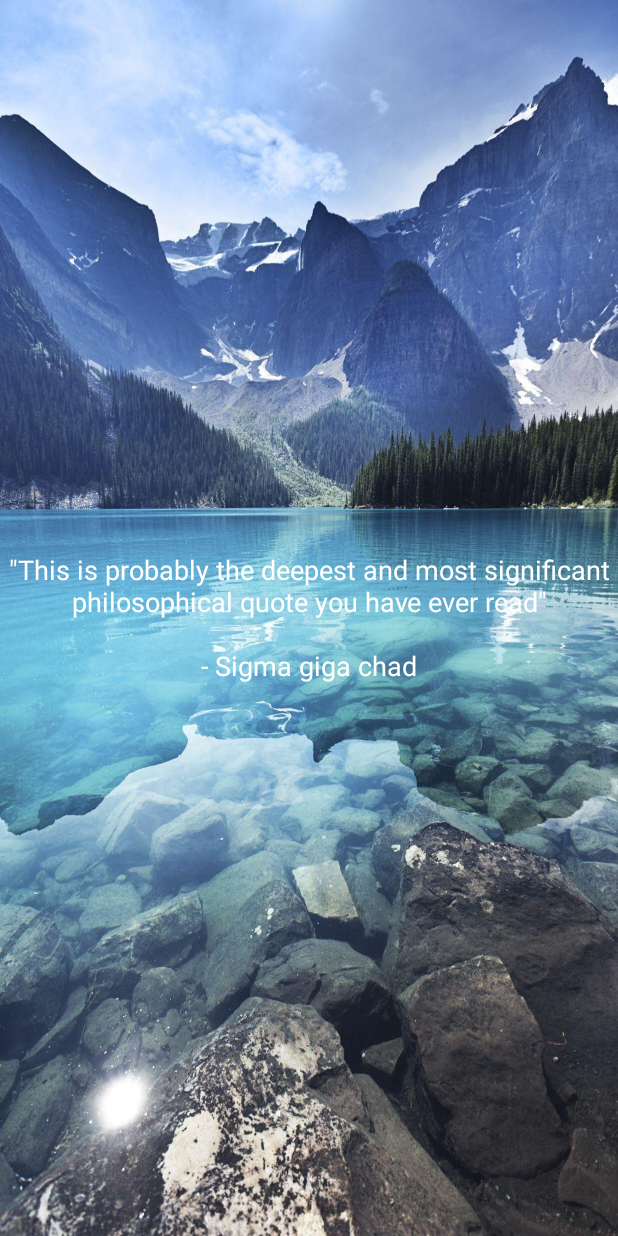
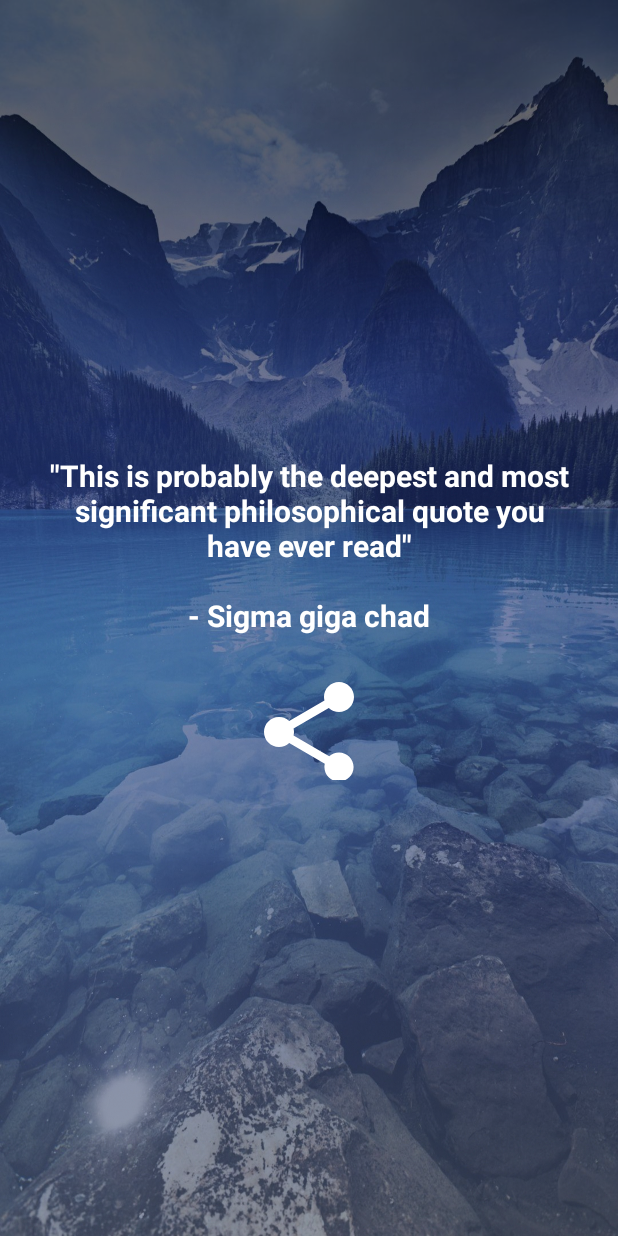
Before and after one commit to MillerErik95/POWapp, an Android app: the screen it shows after launch (MainActivity), on a phone screen of 412 x 824 dp. Run offline under Robolectric (Android 15) with nearby library versions, the phone set to English and light mode, and no system bars.

Commit message:
More Main activity updates
+ added a blue effect
+ made the text more visible
+ added a share button

```diff
--- a/app/build.gradle.kts
+++ b/app/build.gradle.kts
@@ -12,7 +12,6 @@ android {
         targetSdk = 34
         versionCode = 1
         versionName = "1.0"
-
         testInstrumentationRunner = "androidx.test.runner.AndroidJUnitRunner"
     }
 
--- /dev/null
+++ b/app/src/main/res/drawable/sharp_share_24.xml
@@ -0,0 +1,5 @@
+<vector android:height="80dp" android:tint="#FFFFFF"
+    android:viewportHeight="24" android:viewportWidth="24"
+    android:width="80dp" xmlns:android="http://schemas.android.com/apk/res/android">
+    <path android:fillColor="@android:color/white" android:pathData="M18,16.08c-0.76,0 -1.44,0.3 -1.96,0.77L8.91,12.7c0.05,-0.23 0.09,-0.46 0.09,-0.7s-0.04,-0.47 -0.09,-0.7l7.05,-4.11c0.54,0.5 1.25,0.81 2.04,0.81 1.66,0 3,-1.34 3,-3s-1.34,-3 -3,-3 -3,1.34 -3,3c0,0.24 0.04,0.47 0.09,0.7L8.04,9.81C7.5,9.31 6.79,9 6,9c-1.66,0 -3,1.34 -3,3s1.34,3 3,3c0.79,0 1.5,-0.31 2.04,-0.81l7.12,4.16c-0.05,0.21 -0.08,0.43 -0.08,0.65 0,1.61 1.31,2.92 2.92,2.92s2.92,-1.31 2.92,-2.92 -1.31,-2.92 -2.92,-2.92z"/>
+</vector>
--- a/app/src/main/res/layout/activity_main.xml
+++ b/app/src/main/res/layout/activity_main.xml
@@ -16,9 +16,18 @@
             android:layout_height="match_parent"
             android:scaleType="centerCrop"/>
 
+        <ImageView
+            android:layout_width="match_parent"
+            android:layout_height="match_parent"
+            android:scaleType="centerCrop"
+            android:src="@drawable/blur"
+            android:alpha="0.6" />
+
         <RelativeLayout
             android:layout_width="match_parent"
             android:layout_height="match_parent"
+            android:layout_marginStart="30dp"
+            android:layout_marginEnd="30dp"
             android:gravity="center">
 
             <TextView
@@ -27,10 +36,30 @@
                 android:layout_height="wrap_content"
                 android:gravity="center"
                 android:textColor="#FFFFFF"
-                android:textSize="18sp"
+                android:textStyle="bold"
+                android:textSize="20sp"
                 android:textAlignment="center" />
+
+            <LinearLayout
+                android:id="@+id/buttonsContainer"
+                android:layout_width="match_parent"
+                android:layout_height="wrap_content"
+                android:layout_below="@id/quoteTextView"
+                android:orientation="horizontal"
+                android:gravity="center">
+
+                <ImageButton
+                    android:id="@+id/textMessageButton"
+                    android:layout_width="80dp"
+                    android:layout_height="80dp"
+                    app:srcCompat="@drawable/sharp_share_24"
+                    android:layout_marginTop="16dp"
+                    android:background="?android:attr/selectableItemBackgroundBorderless" />
+
+            </LinearLayout>
+
         </RelativeLayout>
+
     </FrameLayout>
 
-
 </androidx.constraintlayout.widget.ConstraintLayout>
```
Also changed, not shown: app/src/main/res/drawable/blur.jpeg (added).
